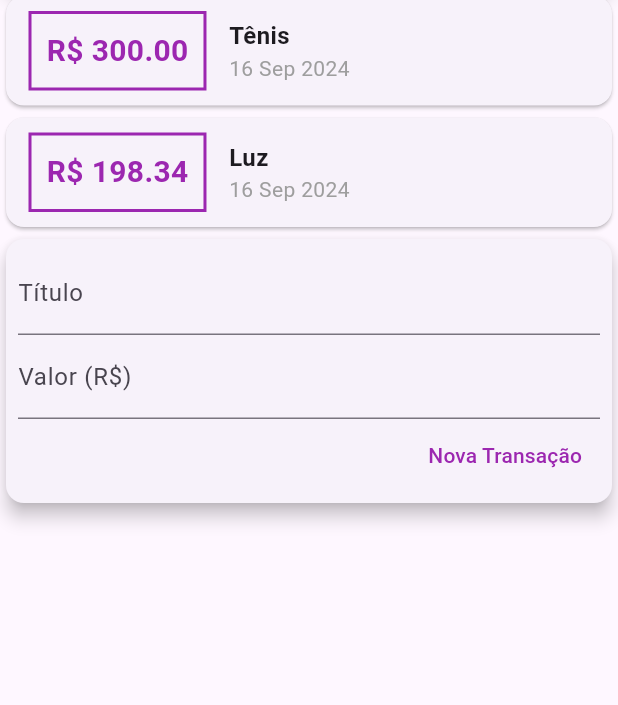
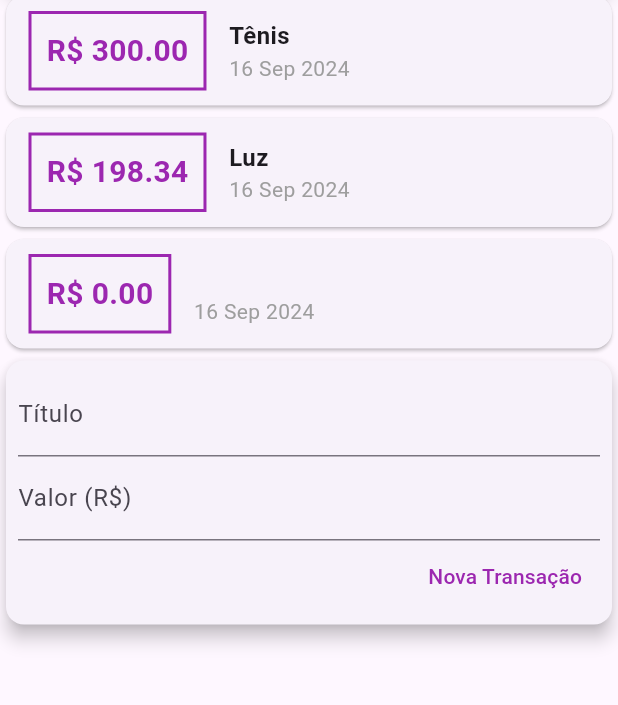
Before and after one commit to f3lipems/Finances, a Flutter app: the screen it shows after launch, after a tap on "Nova Transação", on a phone screen of 412 x 824 dp, the part 136-841 px from its top. Run offline on Flutter 3.47's test engine with Material 3 defaults, Android fonts, the phone set to English and light mode, and no system bars.

```diff
--- a/lib/components/transaction_form.dart
+++ b/lib/components/transaction_form.dart
@@ -1,7 +1,9 @@
 import 'package:flutter/material.dart';
 
 class TransactionForm extends StatelessWidget {
-  TransactionForm({super.key});
+  TransactionForm({super.key, required this.onSubmit});
+
+  final void Function(String, double) onSubmit;
 
   final titleController = TextEditingController();
   final valueController = TextEditingController();
@@ -27,8 +29,9 @@ class TransactionForm extends StatelessWidget {
               children: [
                 TextButton(
                   onPressed: () {
-                    print(titleController.text);
-                    print(valueController.text);
+                    final title = titleController.text;
+                    final value = double.tryParse(valueController.text) ?? 0.0;
+                    onSubmit(title, value);
                   },
                   style: const ButtonStyle(
                       foregroundColor: WidgetStatePropertyAll(Colors.purple)),
--- a/lib/components/transaction_user.dart
+++ b/lib/components/transaction_user.dart
@@ -1,4 +1,6 @@
 import 'package:flutter/material.dart';
+import 'dart:math';
+
 import './transaction_form.dart';
 import './transaction_list.dart';
 import '../models/transaction.dart';
@@ -16,12 +18,25 @@ class _TransactionUserState extends State<TransactionUser> {
     Transaction(id: 't2', title: 'Luz', value: 198.34, date: DateTime.now()),
   ];
 
+  _addTransaction(String title, double value) {
+    final newTransaction = Transaction(
+      id: Random().nextDouble().toString(),
+      title: title,
+      value: value,
+      date: DateTime.now(),
+    );
+
+    setState(() {
+      _trasactions.add(newTransaction);
+    });
+  }
+
   @override
   Widget build(BuildContext context) {
     return Column(
       children: [
         TransactionList(transaction: _trasactions),
-        TransactionForm(),
+        TransactionForm(onSubmit: _addTransaction),
       ],
     );
   }
```
